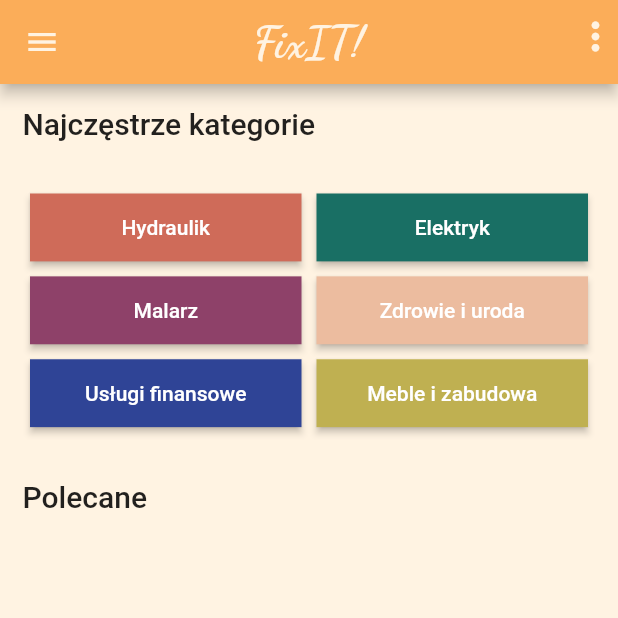
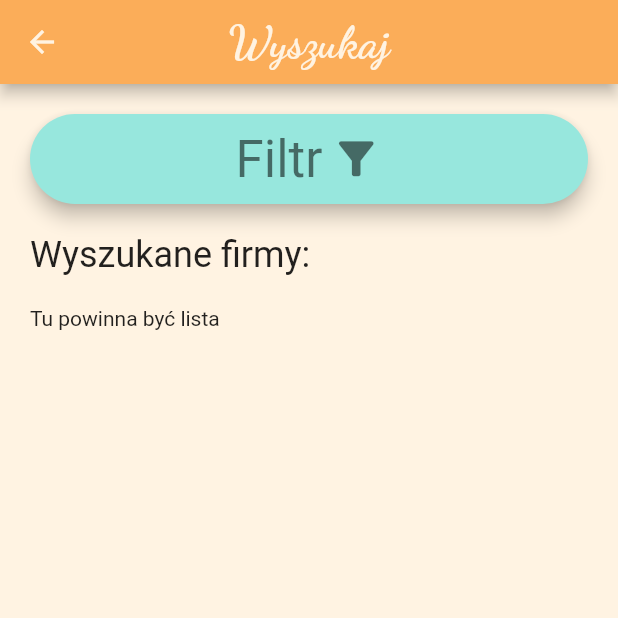
Before and after one commit to wysockikacper98/praca_inzynierska, a Flutter app: the screen it shows once a user with an empty profile is signed in, in the side drawer, after a tap on "Wyszukiwarka", on a phone screen of 412 x 824 dp, the top half of it. Run offline on Flutter 3.47's test engine with Material 2 defaults, Android fonts, the phone set to English and light mode, and no system bars; our stand-ins replace auto_size_text, carousel_slider, cloud_firestore, firebase_auth, firebase_core, firebase_storage and 4 more; accounts and stored records are empty.

Commit message:
Zarys widoku wyszukiwania + przycisk filtrowania
Took 2 hours 4 minutes

```diff
--- a/lib/main.dart
+++ b/lib/main.dart
@@ -1,11 +1,13 @@
 import 'package:firebase_core/firebase_core.dart';
 import 'package:flutter/material.dart';
+import 'package:flutter/services.dart';
 import 'package:praca_inzynierska/screens/emergency_screen.dart';
 import 'package:praca_inzynierska/screens/firm/firm_edit_profile_screen.dart';
 import 'package:praca_inzynierska/screens/firm/firm_profile_screen.dart';
 import 'package:praca_inzynierska/screens/login/pick_register_screen.dart';
 import 'package:praca_inzynierska/screens/login/register_contractor_screen.dart';
 import 'package:praca_inzynierska/screens/login/register_user_screen.dart';
+import 'package:praca_inzynierska/screens/search/search_screen.dart';
 import 'package:praca_inzynierska/widgets/theme/theme_dark.dart';
 import 'package:praca_inzynierska/widgets/theme/theme_light.dart';
 import 'package:provider/provider.dart';
@@ -18,6 +20,12 @@ import 'screens/user/user_edit_profile_screen.dart';
 void main() async {
   WidgetsFlutterBinding.ensureInitialized();
   await Firebase.initializeApp();
+  SystemChrome.setSystemUIOverlayStyle(
+    SystemUiOverlayStyle(
+      statusBarColor: Colors.transparent,
+      // systemNavigationBarColor: Colors.transparent,
+    ),
+  );
   runApp(MyApp());
 }
 
@@ -42,13 +50,14 @@ class MyApp extends StatelessWidget {
           LoginScreen.routeName: (ctx) => LoginScreen(),
           PickRegisterScreen.routerName: (ctx) => PickRegisterScreen(),
           RegisterUserScreen.routerName: (ctx) => RegisterUserScreen(),
-          RegisterContractorScreen.routeName: (ctx) => RegisterContractorScreen(),
+          RegisterContractorScreen.routeName: (ctx) =>
+              RegisterContractorScreen(),
           FirmProfileScreen.routeName: (ctx) => FirmProfileScreen(),
           EmergencyScreen.routeName: (ctx) => EmergencyScreen(),
           UserEditProfileScreen.routeName: (ctx) => UserEditProfileScreen(),
           FirmEditProfileScreen.routeName: (ctx) => FirmEditProfileScreen(),
+          SearchScreen.routeName: (ctx) => SearchScreen(),
           // ChatsScreen.routeName: (ctx) => ChatsScreen(),
-
         },
       ),
     );
--- /dev/null
+++ b/lib/screens/search/search_screen.dart
@@ -0,0 +1,34 @@
+import 'package:flutter/cupertino.dart';
+import 'package:flutter/material.dart';
+import 'package:praca_inzynierska/widgets/search/build_firm_list_with_filter.dart';
+import 'package:praca_inzynierska/widgets/search/filter.dart';
+
+class SearchScreen extends StatelessWidget {
+  static const routeName = '/search';
+
+  @override
+  Widget build(BuildContext context) {
+    return Scaffold(
+      appBar: AppBar(
+        centerTitle: true,
+        title: Text('Wyszukaj'),
+      ),
+      body: Padding(
+        padding: const EdgeInsets.all(20.0),
+        child: Column(
+          crossAxisAlignment: CrossAxisAlignment.start,
+          children: [
+            buildFilter(context),
+            SizedBox(height: 20),
+            Text(
+              'Wyszukane firmy:',
+              style: Theme.of(context).textTheme.headline5,
+            ),
+            SizedBox(height: 20),
+            buildFirmListWithFilter(),
+          ],
+        ),
+      ),
+    );
+  }
+}
--- a/lib/widgets/app_drawer.dart
+++ b/lib/widgets/app_drawer.dart
@@ -5,6 +5,7 @@ import 'package:praca_inzynierska/models/users.dart';
 import 'package:praca_inzynierska/screens/emergency_screen.dart';
 import 'package:praca_inzynierska/screens/firm/firm_edit_profile_screen.dart';
 import 'package:praca_inzynierska/screens/messages/chats_screen.dart';
+import 'package:praca_inzynierska/screens/search/search_screen.dart';
 import 'package:praca_inzynierska/screens/user/user_edit_profile_screen.dart';
 import 'package:praca_inzynierska/widgets/build_user_info.dart';
 import 'package:provider/provider.dart';
@@ -85,7 +86,7 @@ class _AppDrawerState extends State<AppDrawer> {
               title: Center(child: buildText(text: "Wyszukiwarka")),
               onTap: () {
                 //TODO: Go to screen
-                Navigator.of(context).pop();
+                Navigator.of(context).popAndPushNamed(SearchScreen.routeName);
               },
             ),
             Divider(
--- /dev/null
+++ b/lib/widgets/search/build_firm_list_with_filter.dart
@@ -0,0 +1,5 @@
+import 'package:flutter/material.dart';
+
+Widget buildFirmListWithFilter(){
+  return Text('Tu powinna być lista');
+}
--- /dev/null
+++ b/lib/widgets/search/filter.dart
@@ -0,0 +1,29 @@
+import 'package:flutter/cupertino.dart';
+import 'package:flutter/material.dart';
+import 'package:praca_inzynierska/widgets/theme/theme_dark.dart' as dark;
+import 'package:praca_inzynierska/widgets/theme/theme_light.dart' as light;
+
+Widget buildFilter(BuildContext context) {
+  return ElevatedButton(
+    style: MediaQuery.of(context).platformBrightness == Brightness.light
+        ? light.elevatedButtonFilterStyle()
+        : dark.elevatedButtonFilterStyle(),
+    child: Padding(
+      padding: EdgeInsets.symmetric(vertical: 10),
+      child: Row(
+        mainAxisAlignment: MainAxisAlignment.center,
+        children: [
+          Text('Filtr', style: Theme.of(context).textTheme.headline4),
+          SizedBox(width: 5),
+          Icon(
+            Icons.filter_alt,
+            size: 35,
+          ),
+        ],
+      ),
+    ),
+    onPressed: () {
+      print('Filtr');
+    },
+  );
+}
--- a/lib/widgets/theme/theme_dark.dart
+++ b/lib/widgets/theme/theme_dark.dart
@@ -8,3 +8,12 @@ ThemeData themeDark() {
 TextStyle textFormStyle(){
   return TextStyle(color: Colors.black);
 }
+
+
+// Custom Button Style
+
+ButtonStyle elevatedButtonFilterStyle() {
+  return ElevatedButton.styleFrom(
+    primary: Colors.brown,
+  );
+}
--- a/lib/widgets/theme/theme_light.dart
+++ b/lib/widgets/theme/theme_light.dart
@@ -87,8 +87,7 @@ TextStyle textDrawerStyle() {
   );
 }
 
-
-//Buttons Styles
+//Buttons Styles Theme
 
 TextButtonThemeData textButtonTheme() {
   return TextButtonThemeData(
@@ -104,6 +103,17 @@ ElevatedButtonThemeData elevatedButtonTheme() {
     style: ElevatedButton.styleFrom(shape: StadiumBorder()),
   );
 }
+
+// Custom Button Style
+
+ButtonStyle elevatedButtonFilterStyle() {
+  return ElevatedButton.styleFrom(
+    primary: kDeepGreenColor.shade100,
+    onPrimary: Colors.black54,
+    elevation: 5,
+  );
+}
+
 
 // Widgets Styles
 CardTheme cardTheme() {
```
